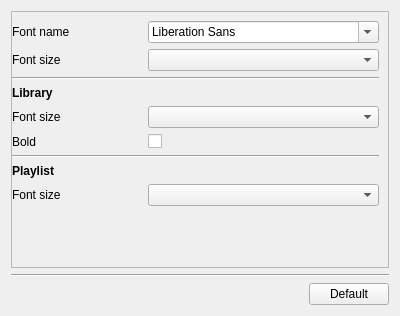
Inferno214221/sayonara-player, file src/Gui/Preferences/UiPreferences/GUI_FontPreferences.ui: the form before one commit.
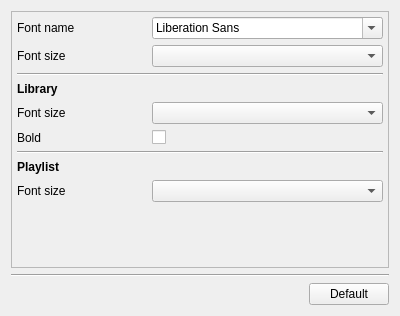
The form after the commit. Custom widgets are drawn as their Qt base class.

The edit to the form file:
```diff
--- a/src/Gui/Preferences/UiPreferences/GUI_FontPreferences.ui
+++ b/src/Gui/Preferences/UiPreferences/GUI_FontPreferences.ui
@@ -58,7 +58,16 @@
       </property>
       <layout class="QGridLayout" name="gridLayout_2">
        <property name="leftMargin">
-        <number>0</number>
+        <number>5</number>
+       </property>
+       <property name="topMargin">
+        <number>5</number>
+       </property>
+       <property name="rightMargin">
+        <number>5</number>
+       </property>
+       <property name="bottomMargin">
+        <number>5</number>
        </property>
        <item row="3" column="1">
         <widget class="Gui::ComboBox" name="combo_sizes"/>
```
